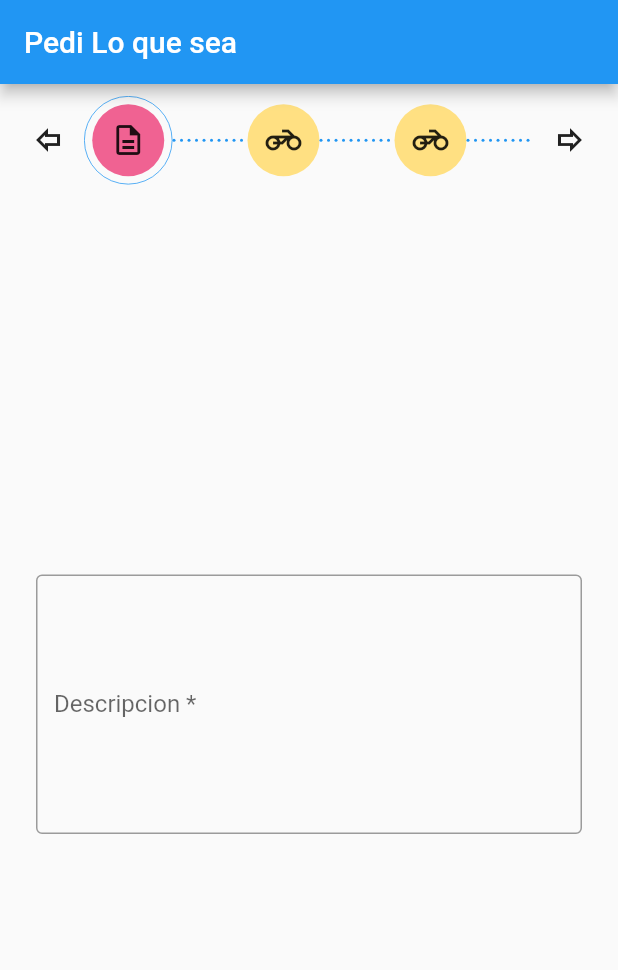
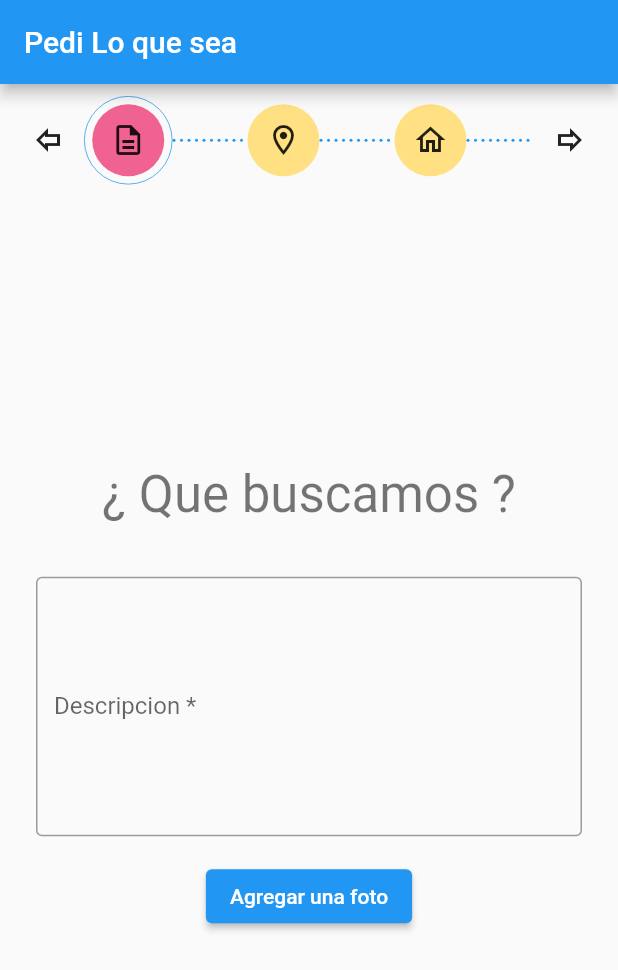
Before and after one commit to ISWG7/ISW2021-Grupo7, a Flutter app: the screen it shows after launch, on a phone screen of 412 x 824 dp. Shown: the top 970 px of the screen. Run offline on Flutter 3.47's test engine with Material 2 defaults, Android fonts, the light colour scheme and no system bars; our stand-ins replace flutter_credit_card, flutter_map, im_stepper, image_picker, latlong2, location; missing offline and left inert: day_night_time_picker.

Commit message:
Agregado Widget de Forma de Pago , en Efectivo y Tarjeta Agregado Widget de Hora de Entrega Agregado la capacidad de seleccionar y mostrar una foto en el form Descrpcion
Agregadas nuevas dependencias

```diff
--- a/lib/entities/PedidoAnyEntity.dart
+++ b/lib/entities/PedidoAnyEntity.dart
@@ -6,8 +6,9 @@ part 'PedidoAnyEntity.g.dart';
 
 class PedidoAnyEntity {
   String? descripcion;
+  String? pathImagen;
 
-  PedidoAnyEntity({this.descripcion});
+  PedidoAnyEntity({this.descripcion , this.pathImagen});
 
   factory PedidoAnyEntity.fromJson(Map<String,dynamic> data) => _$PedidoAnyEntityFromJson(data);
 
--- a/lib/routes/PedidoStepper.dart
+++ b/lib/routes/PedidoStepper.dart
@@ -1,9 +1,10 @@
 import 'package:flutter/material.dart';
 import 'package:im_stepper/stepper.dart';
 import 'package:tp_isw/entities/PedidoAnyEntity.dart';
+import 'package:tp_isw/widgets/CardFormaPago.dart';
 import 'package:tp_isw/widgets/FormularioAny_Desc.dart';
 import 'package:tp_isw/widgets/FormularioAny_Direccion.dart';
-import 'package:tp_isw/widgets/Map.dart';
+import 'package:tp_isw/widgets/HoraEntrega.dart';
 
 class PedidoStepper extends StatefulWidget {
   const PedidoStepper({Key? key}) : super(key: key);
@@ -13,47 +14,34 @@ class PedidoStepper extends StatefulWidget {
 }
 
 class _PedidoStepperState extends State<PedidoStepper> {
-  // TODO ESTE HARDCODE WACALA
-  // Key de los forms
+  // Lista con los Pasos del stepper
+  late List<Widget> steps;
 
+  // Key de los forms, usado para validar
   List<GlobalKey<FormState>> formKeys = [
+    GlobalKey<FormState>(),
+    GlobalKey<FormState>(),
     GlobalKey<FormState>(),
     GlobalKey<FormState>(),
     GlobalKey<FormState>()
   ];
 
-  bool stepperCompleted = false;
-  late List<Widget> steps;
-  PedidoAnyEntity entity = new PedidoAnyEntity();
+  // Variables donde voy guardando el progreso del stepper
+
+
+  // Modelo de datos , en donde voy a guardar los cambios
+  // se lo mando a los formularios para que lo completen;
+  // al final lo persisto
+  final PedidoAnyEntity entity = new PedidoAnyEntity();
 
   @override
   void initState() {
     super.initState();
-    final formdesc = FormularioAnythingDesc(
-      formkey: formKeys[0],
-      entityModel: entity,
-    );
-    final formdirec =FormularioAnythingDireccion(
-      formkey: formKeys[1],
-      entityModel: entity,
-    );
-    final formdirec2 =FormularioAnythingDireccion(
-      formkey: formKeys[2],
-      entityModel: entity,
-    );
-    final map = Map();
-    steps = [formdesc, formdirec, formdirec2,map];
+    // inicializo los Pasos de mi stepper
+    crearWidgetsSteps();
   }
 
-  int activeStep = 0; // Initial step set to 5.
-  int upperBound = 3; // upperBound MUST BE total number of icons minus 1
-
-  Widget content(int activeStep) {
-    if (activeStep < steps.length) {
-      return steps[activeStep];
-    } else
-      return Text("Error");
-  }
+  int activeStep = 0; // El step activo;
 
   @override
   Widget build(BuildContext context) {
@@ -77,9 +65,11 @@ class _PedidoStepperState extends State<PedidoStepper> {
               activeStepColor: Colors.pink.shade300,
               icons: [
                 Icon(Icons.description_outlined),
-                Icon(Icons.motorcycle_outlined),
-                Icon(Icons.motorcycle_outlined),
-                Icon(Icons.motorcycle_outlined),
+                Icon(Icons.location_on_outlined),
+                Icon(Icons.home_outlined),
+                Icon(Icons.map),
+                Icon(Icons.payment_outlined),
+                Icon(Icons.access_time_outlined)
               ],
               direction: Axis.horizontal,
               activeStep: activeStep,
@@ -95,37 +85,46 @@ class _PedidoStepperState extends State<PedidoStepper> {
         ),
       ),
     );
+  }
 
-    // return Column(
-    //   children: [
-    //     Expanded(
-    //       child: Stepper(
-    //         steps: steps,
-    //         currentStep: currentStep,
-    //         controlsBuilder: (context, {onStepCancel, onStepContinue}) {
-    //           return Padding(
-    //             padding: const EdgeInsets.all(14.0),
-    //             child: Row(
-    //               mainAxisAlignment: MainAxisAlignment.spaceAround,
-    //               children: <Widget>[
-    //                 TextButton(
-    //                   onPressed: onStepCancel,
-    //                   child: const Text('VOLVER'),
-    //                 ),
-    //                 ElevatedButton(
-    //                   onPressed: onStepContinue,
-    //                   child: const Text('SIGUIENTE'),
-    //                 ),
-    //               ],
-    //             ),
-    //           );
-    //         },
-    //         onStepContinue: next,
-    //         onStepTapped: (step) => goTo(step),
-    //         onStepCancel: cancel,
-    //       ),
-    //     )
-    //   ],
-    // );
+  // METODOS AUXILIARES
+
+  Widget content(int activeStep) {
+    if (activeStep < steps.length) {
+      return steps[activeStep];
+    } else
+      return Text("Error");
+  }
+
+  void asdf() {}
+
+  void crearWidgetsSteps() {
+    final formdesc = FormularioAnythingDesc(
+      formkey: formKeys[0],
+      entityModel: entity,
+    );
+    final formdirec = FormularioAnythingDireccion(
+      formkey: formKeys[1],
+      entityModel: entity,
+      title: "¿ A donde lo vamos a buscar ?",
+    );
+    final formdirec2 = FormularioAnythingDireccion(
+      formkey: formKeys[2],
+      entityModel: entity,
+      title: "¿ A donde lo entregamos ?",
+    );
+
+    final Widget formaPago =
+        FormaPago(entityModel: entity, formkey: formKeys[3],);
+
+    final Widget horaPicker = HoraEntrega();
+
+    steps = [
+      formdesc,
+      formdirec,
+      formdirec2,
+      formaPago,
+      horaPicker
+    ];
   }
 }
--- a/lib/widgets/FormularioAny_Desc.dart
+++ b/lib/widgets/FormularioAny_Desc.dart
@@ -1,19 +1,28 @@
 import 'package:flutter/material.dart';
+import 'package:image_picker/image_picker.dart';
 import 'package:tp_isw/entities/PedidoAnyEntity.dart';
 
-class FormularioAnythingDesc extends StatelessWidget {
+class FormularioAnythingDesc extends StatefulWidget {
   PedidoAnyEntity entityModel;
   GlobalKey<FormState> formkey;
   FormularioAnythingDesc(
       {Key? key, required this.formkey, required this.entityModel})
       : super(key: key);
+
+  @override
+  _FormularioAnythingDescState createState() => _FormularioAnythingDescState();
+}
+
+class _FormularioAnythingDescState extends State<FormularioAnythingDesc> {
   final TextEditingController _descController = TextEditingController();
 
-  // Build se ejecuta en cada frame ( conceptualmente)
+  XFile? imagen = XFile("");
+  bool previewVisible = false;
+
   @override
   Widget build(BuildContext context) {
     Widget descField = TextFormField(
-     keyboardType: TextInputType.multiline,
+      keyboardType: TextInputType.multiline,
       maxLines: 7,
       controller: _descController,
       decoration: InputDecoration(
@@ -26,18 +35,63 @@ class FormularioAnythingDesc extends StatelessWidget {
         }
         return null;
       },
-      onSaved: (newValue) => entityModel.descripcion = _descController.text,
+      onSaved: (newValue) =>
+          widget.entityModel.descripcion = _descController.text,
+    );
+    final Widget agregarFotoButton = Padding(
+      padding: const EdgeInsets.all(16.0),
+      child: ElevatedButton(
+          onPressed: seleccionarArchivo, child: Text("Agregar una foto")),
+    );
+
+    Widget preview = Visibility(
+      visible: previewVisible,
+      child: Padding(
+        padding: const EdgeInsets.all(16.0),
+        child: SizedBox(
+          width: 200,
+          height: 300,
+          child: DecoratedBox(
+            decoration: BoxDecoration(
+                border: Border.all(width: 5.0, color: Colors.pink.shade400),
+                borderRadius: BorderRadius.all(Radius.circular(12.0))),
+            child: Padding(
+              padding: const EdgeInsets.all(8.0),
+              child: Image.network(imagen!.path),
+            ),
+          ),
+        ),
+      ),
     );
 
     Form form = Form(
       autovalidateMode: AutovalidateMode.disabled,
-      key: formkey,
+      key: widget.formkey,
       child: Column(
         mainAxisSize: MainAxisSize.min,
-        children: <Widget>[descField],
+        children: <Widget>[
+          Padding(
+            padding: const EdgeInsets.fromLTRB(16, 8, 16, 35),
+            child: Text(
+              "¿ Que buscamos ?",
+              style: Theme.of(context).textTheme.headline4,
+            ),
+          ),
+          descField,
+          preview,
+          agregarFotoButton,
+        ],
       ),
     );
 
     return SingleChildScrollView(child: form);
   }
+
+  Future<void> seleccionarArchivo() async {
+    var picked = await ImagePicker().pickImage(source: ImageSource.gallery);
+    setState(() {
+      imagen = picked;
+      previewVisible = true;
+    });
+  }
 }
--- a/pubspec.yaml
+++ b/pubspec.yaml
@@ -32,6 +32,10 @@ dependencies:
   im_stepper: ^0.1.3
   flutter_map: ^0.13.1
   location: ^4.1.1
+  flutter_credit_card: ^2.0.0
+  day_night_time_picker: ^1.0.3+1
+  image_picker: ^0.8.4
+
 
 dev_dependencies:
   json_serializable: ^4.1.0
```
Also changed, not shown: lib/widgets/CardFormaPago.dart (added, +94 -0 lines), lib/widgets/FormEfectivo.dart (added, +42 -0 lines), lib/widgets/FormTarjeta.dart (added, +96 -0 lines), lib/widgets/FormularioAny_Direccion.dart (+15 -6 lines), lib/widgets/HoraEntrega.dart (added, +55 -0 lines), pubspec.lock.
